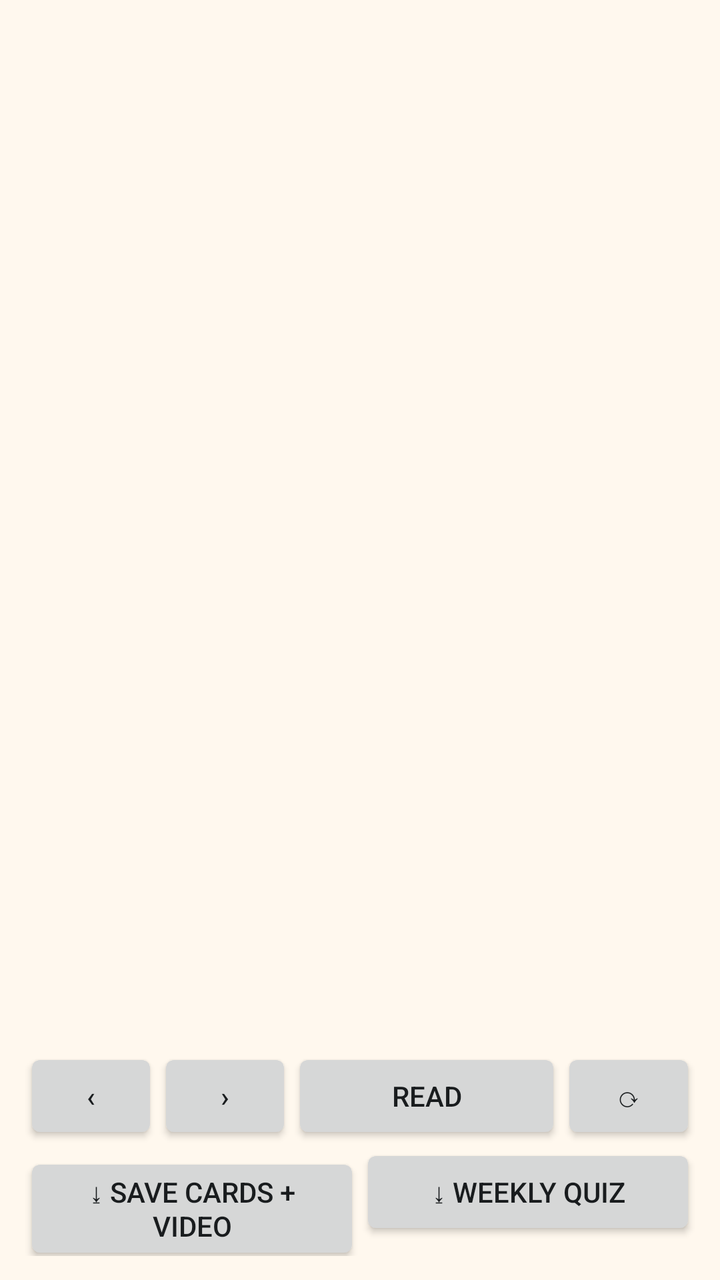
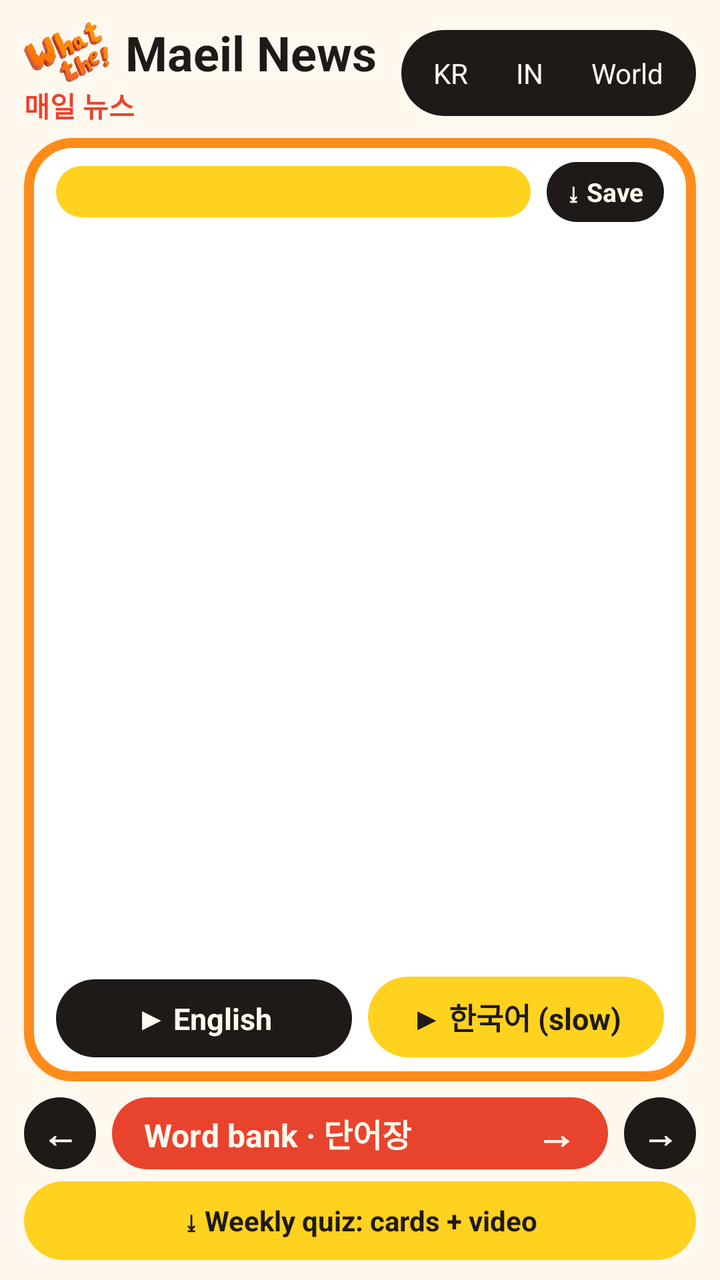

Before-and-after screenshots of an Android layout around one commit, followed by the original layout XML and the change that was made.
<!-- AndroidManifest.xml: application theme android:Theme.DeviceDefault.Light.DarkActionBar -->
<!-- res/layout/widget_news.xml -->
<?xml version="1.0" encoding="utf-8"?>
<LinearLayout xmlns:android="http://schemas.android.com/apk/res/android"
    android:layout_width="match_parent"
    android:layout_height="match_parent"
    android:orientation="vertical"
    android:background="#FFF8EE"
    android:padding="12dp">

    <TextView
        android:id="@+id/category"
        android:layout_width="match_parent"
        android:layout_height="wrap_content"
        android:textSize="12sp"
        android:textStyle="bold"
        android:textColor="#1F1A17"
        android:maxLines="1" />

    <TextView
        android:id="@+id/headline"
        android:layout_width="match_parent"
        android:layout_height="wrap_content"
        android:layout_marginTop="6dp"
        android:textSize="20sp"
        android:textStyle="bold"
        android:textColor="#1F1A17"
        android:maxLines="4" />

    <TextView
        android:id="@+id/headline_kr"
        android:layout_width="match_parent"
        android:layout_height="wrap_content"
        android:layout_marginTop="4dp"
        android:textSize="16sp"
        android:textColor="#E8432D"
        android:maxLines="2" />

    <TextView
        android:id="@+id/word_bank"
        android:layout_width="match_parent"
        android:layout_height="0dp"
        android:layout_weight="1"
        android:layout_marginTop="8dp"
        android:textSize="13sp"
        android:textColor="#1F1A17"
        android:ellipsize="end" />

    <LinearLayout
        android:layout_width="match_parent"
        android:layout_height="wrap_content"
        android:orientation="horizontal">

        <Button
            android:id="@+id/prev"
            android:layout_width="0dp"
            android:layout_height="wrap_content"
            android:layout_weight="1"
            android:text="‹" />

        <Button
            android:id="@+id/next"
            android:layout_width="0dp"
            android:layout_height="wrap_content"
            android:layout_weight="1"
            android:text="›" />

        <Button
            android:id="@+id/details"
            android:layout_width="0dp"
            android:layout_height="wrap_content"
            android:layout_weight="2"
            android:text="Read" />

        <Button
            android:id="@+id/refresh"
            android:layout_width="0dp"
            android:layout_height="wrap_content"
            android:layout_weight="1"
            android:text="⟳" />
    </LinearLayout>

    <LinearLayout
        android:layout_width="match_parent"
        android:layout_height="wrap_content"
        android:orientation="horizontal">

        <Button
            android:id="@+id/save"
            android:layout_width="0dp"
            android:layout_height="wrap_content"
            android:layout_weight="1"
            android:text="⤓ Save cards + video" />

        <Button
            android:id="@+id/save_quiz"
            android:layout_width="0dp"
            android:layout_height="wrap_content"
            android:layout_weight="1"
            android:text="⤓ Weekly quiz" />
    </LinearLayout>
</LinearLayout>
<!-- resources referenced by this layout -->
<resources>

</resources>

<!-- the commit's change to res/layout/widget_news.xml (unified diff, before → after) -->
@@ -4,97 +4,296 @@
     android:layout_height="match_parent"
     android:orientation="vertical"
     android:background="#FFF8EE"
-    android:padding="12dp">
+    android:paddingStart="12dp"
+    android:paddingEnd="12dp"
+    android:paddingTop="10dp"
+    android:paddingBottom="10dp">
+
+    
+    <LinearLayout
+        android:layout_width="match_parent"
+        android:layout_height="wrap_content"
+        android:gravity="center_vertical"
+        android:orientation="horizontal">
+
+        <LinearLayout
+            android:id="@+id/header_left"
+            android:layout_width="0dp"
+            android:layout_height="wrap_content"
+            android:layout_weight="1"
+            android:orientation="vertical">
+
+            <LinearLayout
+                android:layout_width="wrap_content"
+                android:layout_height="wrap_content"
+                android:gravity="center_vertical"
+                android:orientation="horizontal">
+
+                <ImageView
+                    android:id="@+id/logo"
+                    android:layout_width="wrap_content"
+                    android:layout_height="30dp"
+                    android:adjustViewBounds="true"
+                    android:contentDescription="What the! logo"
+                    android:src="@drawable/logo" />
+
+                <TextView
+                    android:layout_width="wrap_content"
+                    android:layout_height="wrap_content"
+                    android:layout_marginStart="8dp"
+                    android:text="Maeil News"
+                    android:textColor="#FF1F1A17"
+                    android:textSize="24sp"
+                    android:textStyle="bold" />
+            </LinearLayout>
+
+            <TextView
+                android:id="@+id/date"
+                android:layout_width="wrap_content"
+                android:layout_height="wrap_content"
+                android:text="매일 뉴스"
+                android:textColor="#FFE8432D"
+                android:textSize="14sp"
+                android:textStyle="bold" />
+        </LinearLayout>
+
+        <LinearLayout
+            android:layout_width="wrap_content"
+            android:layout_height="wrap_content"
+            android:background="@drawable/pill_dark"
+            android:orientation="horizontal"
+            android:padding="4dp">
+
+            <TextView
+                android:id="@+id/chip_korean"
+                android:layout_width="wrap_content"
+                android:layout_height="wrap_content"
+                android:paddingStart="12dp"
+                android:paddingEnd="12dp"
+                android:paddingTop="8dp"
+                android:paddingBottom="8dp"
+                android:text="KR"
+                android:textColor="#FFFFF8EE"
+                android:textSize="14sp" />
+
+            <TextView
+                android:id="@+id/chip_indian"
+                android:layout_width="wrap_content"
+                android:layout_height="wrap_content"
+                android:paddingStart="12dp"
+                android:paddingEnd="12dp"
+                android:paddingTop="8dp"
+                android:paddingBottom="8dp"
+                android:text="IN"
+                android:textColor="#FFFFF8EE"
+                android:textSize="14sp" />
+
+            <TextView
+                android:id="@+id/chip_global"
+                android:layout_width="wrap_content"
+                android:layout_height="wrap_content"
+                android:paddingStart="12dp"
+                android:paddingEnd="12dp"
+                android:paddingTop="8dp"
+                android:paddingBottom="8dp"
+                android:text="World"
+                android:textColor="#FFFFF8EE"
+                android:textSize="14sp" />
+        </LinearLayout>
+    </LinearLayout>
+
+    
+    <LinearLayout
+        android:id="@+id/card"
+        android:layout_width="match_parent"
+        android:layout_height="0dp"
+        android:layout_marginTop="6dp"
+        android:layout_weight="1"
+        android:background="@drawable/card_widget"
+        android:orientation="vertical"
+        android:paddingStart="16dp"
+        android:paddingEnd="16dp"
+        android:paddingTop="12dp"
+        android:paddingBottom="12dp">
+
+        <LinearLayout
+            android:layout_width="match_parent"
+            android:layout_height="wrap_content"
+            android:gravity="center_vertical"
+            android:orientation="horizontal">
+
+            <TextView
+                android:id="@+id/category"
+                android:layout_width="0dp"
+                android:layout_height="wrap_content"
+                android:layout_weight="1"
+                android:background="@drawable/pill_yellow"
+                android:paddingStart="10dp"
+                android:paddingEnd="10dp"
+                android:paddingTop="4dp"
+                android:paddingBottom="4dp"
+                android:maxLines="1"
+                android:ellipsize="end"
+                android:textAllCaps="true"
+                android:textColor="#FF1F1A17"
+                android:textSize="13sp"
+                android:textStyle="bold" />
+
+            <TextView
+                android:id="@+id/save"
+                android:layout_width="wrap_content"
+                android:layout_height="wrap_content"
+                android:layout_marginStart="8dp"
+                android:background="@drawable/pill_dark"
+                android:paddingStart="10dp"
+                android:paddingEnd="10dp"
+                android:paddingTop="6dp"
+                android:paddingBottom="6dp"
+                android:text="⤓ Save"
+                android:textColor="#FFFFF8EE"
+                android:textSize="13sp"
+                android:textStyle="bold" />
+        </LinearLayout>
+
+        <TextView
+            android:id="@+id/headline"
+            android:layout_width="match_parent"
+            android:layout_height="wrap_content"
+            android:layout_marginTop="6dp"
+            android:lineSpacingMultiplier="1.1"
+            android:maxLines="3"
+            android:ellipsize="end"
+            android:textColor="#FF1F1A17"
+            android:textSize="22sp"
+            android:textStyle="bold" />
+
+        <TextView
+            android:id="@+id/headline_kr"
+            android:layout_width="match_parent"
+            android:layout_height="wrap_content"
+            android:layout_marginTop="6dp"
+            android:lineSpacingMultiplier="1.35"
+            android:maxLines="2"
+            android:ellipsize="end"
+            android:textColor="#FF1F1A17"
+            android:textSize="17sp"
+            android:textStyle="bold" />
+
+        <View
+            android:layout_width="match_parent"
+            android:layout_height="0dp"
+            android:layout_weight="1" />
+
+        <LinearLayout
+            android:layout_width="match_parent"
+            android:layout_height="wrap_content"
+            android:layout_marginTop="8dp"
+            android:orientation="horizontal">
+
+            <TextView
+                android:id="@+id/audio_en"
+                android:layout_width="0dp"
+                android:layout_height="wrap_content"
+                android:layout_marginEnd="8dp"
+                android:layout_weight="1"
+                android:background="@drawable/pill_dark"
+                android:gravity="center"
+                android:paddingTop="9dp"
+                android:paddingBottom="9dp"
+                android:text="▶ English"
+                android:textColor="#FFFFF8EE"
+                android:textSize="15sp"
+                android:textStyle="bold" />
+
+            <TextView
+                android:id="@+id/audio_kr"
+                android:layout_width="0dp"
+                android:layout_height="wrap_content"
+                android:layout_weight="1"
+                android:background="@drawable/pill_yellow"
+                android:gravity="center"
+                android:paddingTop="9dp"
+                android:paddingBottom="9dp"
+                android:text="▶ 한국어 (slow)"
+                android:textColor="#FF1F1A17"
+                android:textSize="15sp"
+                android:textStyle="bold" />
+        </LinearLayout>
+    </LinearLayout>
+
+    
+    <LinearLayout
+        android:layout_width="match_parent"
+        android:layout_height="wrap_content"
+        android:layout_marginTop="8dp"
+        android:gravity="center_vertical"
+        android:orientation="horizontal">
+
+        <TextView
+            android:id="@+id/prev"
+            android:layout_width="36dp"
+            android:layout_height="36dp"
+            android:background="@drawable/circle_dark"
+            android:gravity="center"
+            android:text="←"
+            android:textColor="#FFFFF8EE"
+            android:textSize="18sp"
+            android:textStyle="bold" />
+
+        <LinearLayout
+            android:id="@+id/word_bank"
+            android:layout_width="0dp"
+            android:layout_height="36dp"
+            android:layout_marginStart="8dp"
+            android:layout_marginEnd="8dp"
+            android:layout_weight="1"
+            android:background="@drawable/pill_red"
+            android:gravity="center_vertical"
+            android:orientation="horizontal"
+            android:paddingStart="16dp"
+            android:paddingEnd="16dp">
+
+            <TextView
+                android:layout_width="0dp"
+                android:layout_height="wrap_content"
+                android:layout_weight="1"
+                android:text="Word bank · 단어장"
+                android:textColor="#FFFFF8EE"
+                android:textSize="16sp"
+                android:textStyle="bold" />
+
+            <TextView
+                android:layout_width="wrap_content"
+                android:layout_height="wrap_content"
+                android:text="→"
+                android:textColor="#FFFFF8EE"
+                android:textSize="20sp"
+                android:textStyle="bold" />
+        </LinearLayout>
+
+        <TextView
+            android:id="@+id/next"
+            android:layout_width="36dp"
+            android:layout_height="36dp"
+            android:background="@drawable/circle_dark"
+            android:gravity="center"
+            android:text="→"
+            android:textColor="#FFFFF8EE"
+            android:textSize="18sp"
+            android:textStyle="bold" />
+    </LinearLayout>
 
     <TextView
-        android:id="@+id/category"
-        android:layout_width="match_parent"
-        android:layout_height="wrap_content"
-        android:textSize="12sp"
-        android:textStyle="bold"
-        android:textColor="#1F1A17"
-        android:maxLines="1" />
-
-    <TextView
-        android:id="@+id/headline"
+        android:id="@+id/save_quiz"
         android:layout_width="match_parent"
         android:layout_height="wrap_content"
         android:layout_marginTop="6dp"
-        android:textSize="20sp"
-        android:textStyle="bold"
-        android:textColor="#1F1A17"
-        android:maxLines="4" />
-
-    <TextView
-        android:id="@+id/headline_kr"
-        android:layout_width="match_parent"
-        android:layout_height="wrap_content"
-        android:layout_marginTop="4dp"
-        android:textSize="16sp"
-        android:textColor="#E8432D"
-        android:maxLines="2" />
-
-    <TextView
-        android:id="@+id/word_bank"
-        android:layout_width="match_parent"
-        android:layout_height="0dp"
-        android:layout_weight="1"
-        android:layout_marginTop="8dp"
-        android:textSize="13sp"
-        android:textColor="#1F1A17"
-        android:ellipsize="end" />
-
-    <LinearLayout
-        android:layout_width="match_parent"
-        android:layout_height="wrap_content"
-        android:orientation="horizontal">
-
-        <Button
-            android:id="@+id/prev"
-            android:layout_width="0dp"
-            android:layout_height="wrap_content"
-            android:layout_weight="1"
-            android:text="‹" />
-
-        <Button
-            android:id="@+id/next"
-            android:layout_width="0dp"
-            android:layout_height="wrap_content"
-            android:layout_weight="1"
-            android:text="›" />
-
-        <Button
-            android:id="@+id/details"
-            android:layout_width="0dp"
-            android:layout_height="wrap_content"
-            android:layout_weight="2"
-            android:text="Read" />
-
-        <Button
-            android:id="@+id/refresh"
-            android:layout_width="0dp"
-            android:layout_height="wrap_content"
-            android:layout_weight="1"
-            android:text="⟳" />
-    </LinearLayout>
-
-    <LinearLayout
-        android:layout_width="match_parent"
-        android:layout_height="wrap_content"
-        android:orientation="horizontal">
-
-        <Button
-            android:id="@+id/save"
-            android:layout_width="0dp"
-            android:layout_height="wrap_content"
-            android:layout_weight="1"
-            android:text="⤓ Save cards + video" />
-
-        <Button
-            android:id="@+id/save_quiz"
-            android:layout_width="0dp"
-            android:layout_height="wrap_content"
-            android:layout_weight="1"
-            android:text="⤓ Weekly quiz" />
-    </LinearLayout>
+        android:background="@drawable/pill_yellow"
+        android:gravity="center"
+        android:paddingTop="10dp"
+        android:paddingBottom="10dp"
+        android:text="⤓ Weekly quiz: cards + video"
+        android:textColor="#FF1F1A17"
+        android:textSize="14sp"
+        android:textStyle="bold" />
 </LinearLayout>
<!-- resource entries referenced after the edit -->
@@ -1,5 +1,35 @@
 <!-- resources referenced by this layout -->
 <resources>
-
+  <!-- drawable card_widget (drawable) -->
+  <?xml version="1.0" encoding="utf-8"?>
+  <shape xmlns:android="http://schemas.android.com/apk/res/android" android:shape="rectangle">
+      <solid android:color="#FFFFFFFF" />
+      <stroke android:width="5dp" android:color="#FFFF8C1A" />
+      <corners android:radius="22dp" />
+  </shape>
+  <!-- drawable circle_dark (drawable) -->
+  <?xml version="1.0" encoding="utf-8"?>
+  <shape xmlns:android="http://schemas.android.com/apk/res/android" android:shape="oval">
+      <solid android:color="#FF1F1A17" />
+  </shape>
+  <!-- drawable logo: png bitmap (drawable-nodpi, 64160 bytes) -->
+  <!-- drawable pill_dark (drawable) -->
+  <?xml version="1.0" encoding="utf-8"?>
+  <shape xmlns:android="http://schemas.android.com/apk/res/android" android:shape="rectangle">
+      <solid android:color="#FF1F1A17" />
+      <corners android:radius="999dp" />
+  </shape>
+  <!-- drawable pill_red (drawable) -->
+  <?xml version="1.0" encoding="utf-8"?>
+  <shape xmlns:android="http://schemas.android.com/apk/res/android" android:shape="rectangle">
+      <solid android:color="#FFE8432D" />
+      <corners android:radius="999dp" />
+  </shape>
+  <!-- drawable pill_yellow (drawable) -->
+  <?xml version="1.0" encoding="utf-8"?>
+  <shape xmlns:android="http://schemas.android.com/apk/res/android" android:shape="rectangle">
+      <solid android:color="#FFFFD21F" />
+      <corners android:radius="999dp" />
+  </shape>
 </resources>
 
